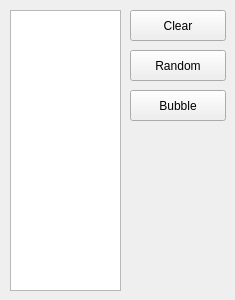
rNexeR/Estructura-Proyecto2, file OrdenamientoForm.ui: the form before one commit.
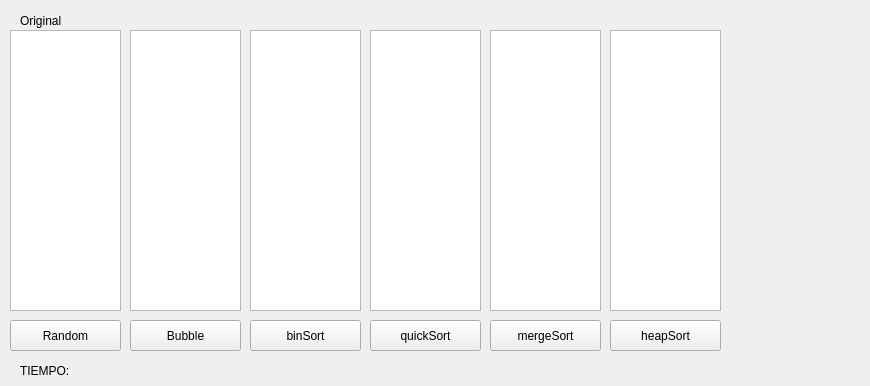
The form after the commit.

What changed in the file:
```diff
--- a/OrdenamientoForm.ui
+++ b/OrdenamientoForm.ui
@@ -6,8 +6,8 @@
    <rect>
     <x>0</x>
     <y>0</y>
-    <width>235</width>
-    <height>300</height>
+    <width>870</width>
+    <height>386</height>
    </rect>
   </property>
   <property name="windowTitle">
@@ -17,31 +17,18 @@
    <property name="geometry">
     <rect>
      <x>10</x>
-     <y>10</y>
+     <y>30</y>
      <width>111</width>
      <height>281</height>
     </rect>
    </property>
   </widget>
-  <widget class="QPushButton" name="clear">
-   <property name="geometry">
-    <rect>
-     <x>130</x>
-     <y>10</y>
-     <width>96</width>
-     <height>31</height>
-    </rect>
-   </property>
-   <property name="text">
-    <string>Clear</string>
-   </property>
-  </widget>
   <widget class="QPushButton" name="random">
    <property name="geometry">
     <rect>
-     <x>130</x>
-     <y>50</y>
-     <width>96</width>
+     <x>10</x>
+     <y>320</y>
+     <width>111</width>
      <height>31</height>
     </rect>
    </property>
@@ -53,8 +40,8 @@
    <property name="geometry">
     <rect>
      <x>130</x>
-     <y>90</y>
-     <width>96</width>
+     <y>320</y>
+     <width>111</width>
      <height>31</height>
     </rect>
    </property>
@@ -62,6 +49,199 @@
     <string>Bubble</string>
    </property>
   </widget>
+  <widget class="QPushButton" name="quick">
+   <property name="geometry">
+    <rect>
+     <x>250</x>
+     <y>320</y>
+     <width>111</width>
+     <height>31</height>
+    </rect>
+   </property>
+   <property name="text">
+    <string>binSort</string>
+   </property>
+  </widget>
+  <widget class="QLabel" name="label">
+   <property name="geometry">
+    <rect>
+     <x>20</x>
+     <y>10</y>
+     <width>66</width>
+     <height>21</height>
+    </rect>
+   </property>
+   <property name="text">
+    <string>Original</string>
+   </property>
+  </widget>
+  <widget class="QListWidget" name="bubble_2">
+   <property name="geometry">
+    <rect>
+     <x>130</x>
+     <y>30</y>
+     <width>111</width>
+     <height>281</height>
+    </rect>
+   </property>
+  </widget>
+  <widget class="QListWidget" name="binSort">
+   <property name="geometry">
+    <rect>
+     <x>250</x>
+     <y>30</y>
+     <width>111</width>
+     <height>281</height>
+    </rect>
+   </property>
+  </widget>
+  <widget class="QListWidget" name="quick_2">
+   <property name="geometry">
+    <rect>
+     <x>370</x>
+     <y>30</y>
+     <width>111</width>
+     <height>281</height>
+    </rect>
+   </property>
+  </widget>
+  <widget class="QPushButton" name="quick_3">
+   <property name="geometry">
+    <rect>
+     <x>370</x>
+     <y>320</y>
+     <width>111</width>
+     <height>31</height>
+    </rect>
+   </property>
+   <property name="text">
+    <string>quickSort</string>
+   </property>
+  </widget>
+  <widget class="QListWidget" name="merge">
+   <property name="geometry">
+    <rect>
+     <x>490</x>
+     <y>30</y>
+     <width>111</width>
+     <height>281</height>
+    </rect>
+   </property>
+  </widget>
+  <widget class="QPushButton" name="pushButton">
+   <property name="geometry">
+    <rect>
+     <x>490</x>
+     <y>320</y>
+     <width>111</width>
+     <height>31</height>
+    </rect>
+   </property>
+   <property name="text">
+    <string>mergeSort</string>
+   </property>
+  </widget>
+  <widget class="QListWidget" name="heap">
+   <property name="geometry">
+    <rect>
+     <x>610</x>
+     <y>30</y>
+     <width>111</width>
+     <height>281</height>
+    </rect>
+   </property>
+  </widget>
+  <widget class="QPushButton" name="pushButton_2">
+   <property name="geometry">
+    <rect>
+     <x>610</x>
+     <y>320</y>
+     <width>111</width>
+     <height>31</height>
+    </rect>
+   </property>
+   <property name="text">
+    <string>heapSort</string>
+   </property>
+  </widget>
+  <widget class="QLabel" name="label_2">
+   <property name="geometry">
+    <rect>
+     <x>20</x>
+     <y>360</y>
+     <width>66</width>
+     <height>21</height>
+    </rect>
+   </property>
+   <property name="text">
+    <string>TIEMPO:</string>
+   </property>
+  </widget>
+  <widget class="QLabel" name="txtbubble">
+   <property name="geometry">
+    <rect>
+     <x>130</x>
+     <y>360</y>
+     <width>66</width>
+     <height>21</height>
+    </rect>
+   </property>
+   <property name="text">
+    <string/>
+   </property>
+  </widget>
+  <widget class="QLabel" name="txtbin">
+   <property name="geometry">
+    <rect>
+     <x>250</x>
+     <y>360</y>
+     <width>66</width>
+     <height>21</height>
+    </rect>
+   </property>
+   <property name="text">
+    <string/>
+   </property>
+  </widget>
+  <widget class="QLabel" name="txtquick">
+   <property name="geometry">
+    <rect>
+     <x>370</x>
+     <y>360</y>
+     <width>66</width>
+     <height>21</height>
+    </rect>
+   </property>
+   <property name="text">
+    <string/>
+   </property>
+  </widget>
+  <widget class="QLabel" name="txtmerge">
+   <property name="geometry">
+    <rect>
+     <x>490</x>
+     <y>360</y>
+     <width>66</width>
+     <height>21</height>
+    </rect>
+   </property>
+   <property name="text">
+    <string/>
+   </property>
+  </widget>
+  <widget class="QLabel" name="txtheap">
+   <property name="geometry">
+    <rect>
+     <x>610</x>
+     <y>360</y>
+     <width>66</width>
+     <height>21</height>
+    </rect>
+   </property>
+   <property name="text">
+    <string/>
+   </property>
+  </widget>
  </widget>
  <resources/>
  <connections/>
```
